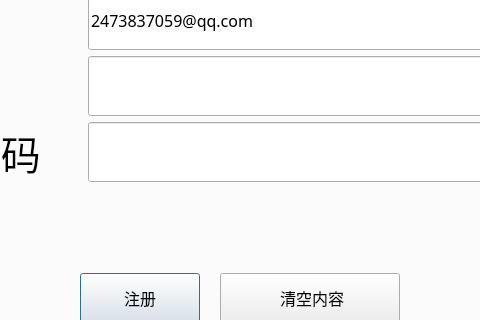
Old version of the form dialog.ui in the repository liushuai0417/ThreeKingdom_Kill; both pictures show x 292 to 772 and y 242 to 562 of the 1000 by 562 pixel window.
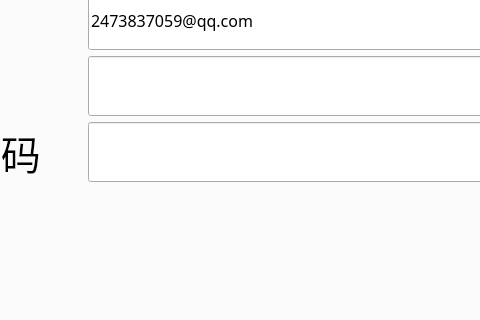
New version of the form. The open tabs and pages were chosen to show the change.

Patch:
```diff
--- a/dialog.ui
+++ b/dialog.ui
@@ -217,56 +217,6 @@
       </item>
      </layout>
     </widget>
-    <widget class="QPushButton" name="pb_register">
-     <property name="geometry">
-      <rect>
-       <x>360</x>
-       <y>480</y>
-       <width>120</width>
-       <height>50</height>
-      </rect>
-     </property>
-     <property name="minimumSize">
-      <size>
-       <width>120</width>
-       <height>50</height>
-      </size>
-     </property>
-     <property name="maximumSize">
-      <size>
-       <width>120</width>
-       <height>50</height>
-      </size>
-     </property>
-     <property name="text">
-      <string>注册</string>
-     </property>
-    </widget>
-    <widget class="QPushButton" name="pb_register_clear">
-     <property name="geometry">
-      <rect>
-       <x>500</x>
-       <y>480</y>
-       <width>180</width>
-       <height>50</height>
-      </rect>
-     </property>
-     <property name="minimumSize">
-      <size>
-       <width>180</width>
-       <height>50</height>
-      </size>
-     </property>
-     <property name="maximumSize">
-      <size>
-       <width>180</width>
-       <height>50</height>
-      </size>
-     </property>
-     <property name="text">
-      <string> 清空内容</string>
-     </property>
-    </widget>
    </widget>
    <widget class="QWidget" name="tab_login">
     <attribute name="title">
```
Left out of the diff: 52 changed lines with no effect on the pictures.
